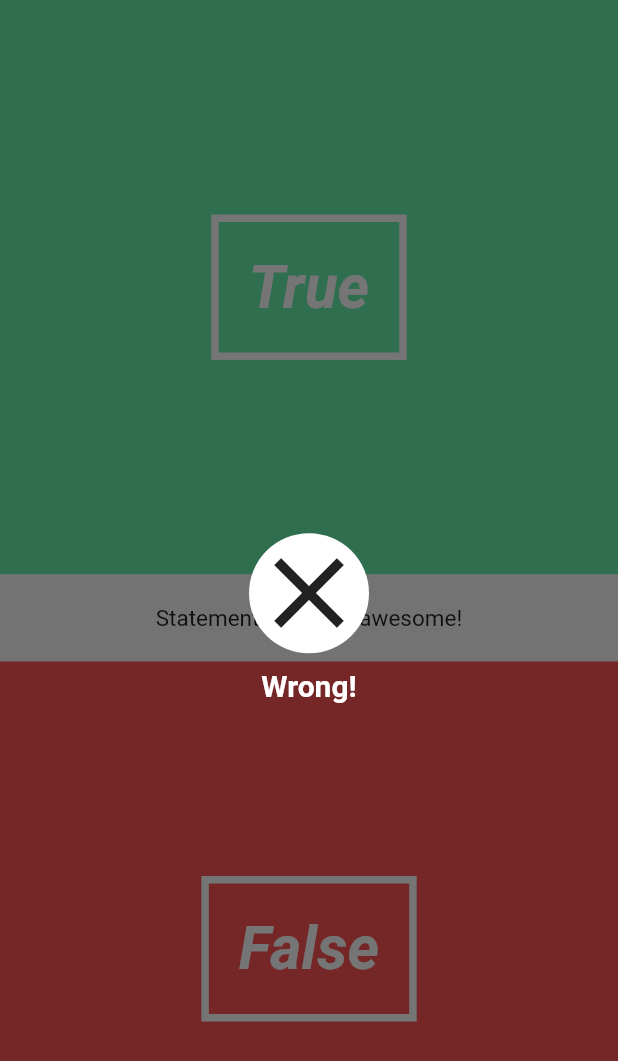
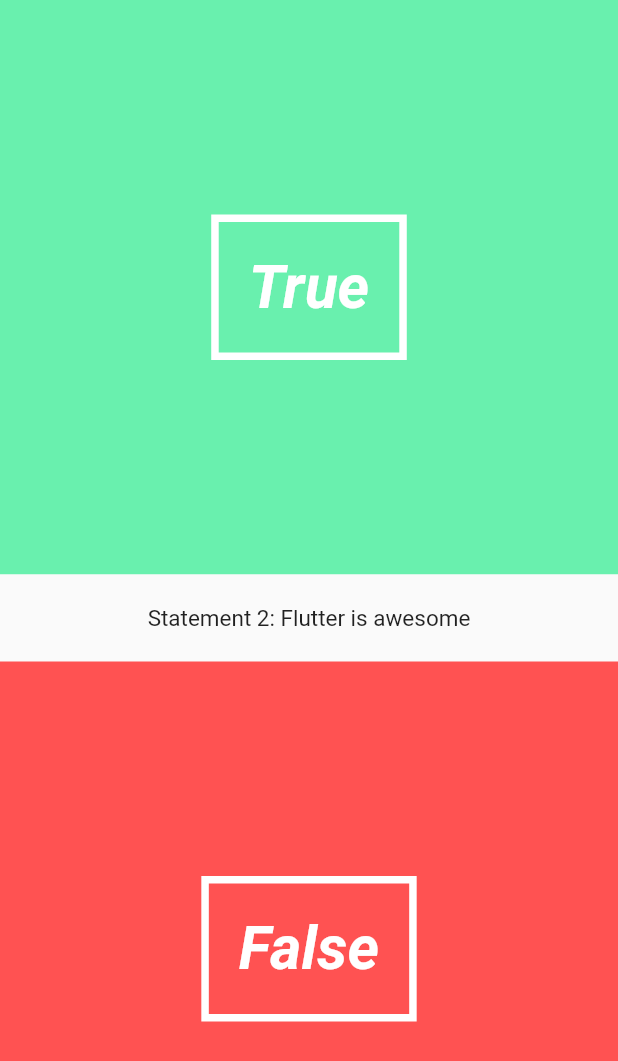
Before and after one commit to graphicbeacon/quiz-app, a Flutter app: the screen it shows after launch, after a tap on "True", after a tap on "False", on a phone screen of 412 x 824 dp. Shown: the top 1061 px of the screen. Run offline on Flutter 3.47's test engine with Material 2 defaults, Android fonts, the phone set to English and light mode, and no system bars.

Commit message:
Refactors code. Tapping overlay now moves onto next question.

```diff
--- a/lib/pages/quiz_page.dart
+++ b/lib/pages/quiz_page.dart
@@ -48,12 +48,20 @@ class QuizPageState extends State<QuizPage> {
         new Column(
           children: <Widget>[
             new AnswerButton(true, () => handleAnswer(true)),
-            new QuestionText("Dart is awesome!", 1),
+            new QuestionText(questionText, questionNumber),
             new AnswerButton(false, () => handleAnswer(false)),
           ],
         ),
         overlayShouldBeVisible == true
-            ? new CorrectWrongOverlay(isCorrect)
+            ? new CorrectWrongOverlay(isCorrect, () {
+                print("tapped overlay");
+                currentQuestion = quiz.nextQuestion;
+                setState(() {
+                  overlayShouldBeVisible = false;
+                  questionText = currentQuestion.question;
+                  questionNumber = quiz.questionNumber;
+                });
+              })
             : new Container()
       ],
     );
--- a/lib/ui/correct_wrong_overlay.dart
+++ b/lib/ui/correct_wrong_overlay.dart
@@ -3,8 +3,9 @@ import 'package:flutter/material.dart';
 
 class CorrectWrongOverlay extends StatefulWidget {
   final bool _isCorrect;
+  final VoidCallback _onTap;
 
-  CorrectWrongOverlay(this._isCorrect);
+  CorrectWrongOverlay(this._isCorrect, this._onTap);
 
   @override
   State createState() => new CorrectWrongOverlayState();
@@ -19,7 +20,7 @@ class CorrectWrongOverlayState extends State<CorrectWrongOverlay>
   void initState() {
     super.initState();
     _iconAnimationController = new AnimationController(
-        duration: new Duration(seconds: 2), vsync: this);
+        duration: new Duration(milliseconds: 500), vsync: this);
     _iconAnimation = new CurvedAnimation(
         parent: _iconAnimationController, curve: Curves.linear);
     _iconAnimation.addListener(() => this.setState(() {}));
@@ -31,7 +32,7 @@ class CorrectWrongOverlayState extends State<CorrectWrongOverlay>
     return new Material(
         color: Colors.black54,
         child: new InkWell(
-          onTap: () => print("you tapped the overlay!"),
+          onTap: () => widget._onTap(),
           child: new Column(
             mainAxisAlignment: MainAxisAlignment.center,
             children: <Widget>[
--- a/lib/ui/question_text.dart
+++ b/lib/ui/question_text.dart
@@ -29,6 +29,15 @@ class QuestionTextState extends State<QuestionText>
   }
 
   @override
+  void didUpdateWidget(QuestionText oldWidget) {
+    if (oldWidget._question != widget._question) {
+      _fontSizeAnimationController.reset();
+      _fontSizeAnimationController.forward();
+    }
+    super.didUpdateWidget(oldWidget);
+  }
+
+  @override
   Widget build(BuildContext context) {
     return new Material(
         child: new Padding(
```
